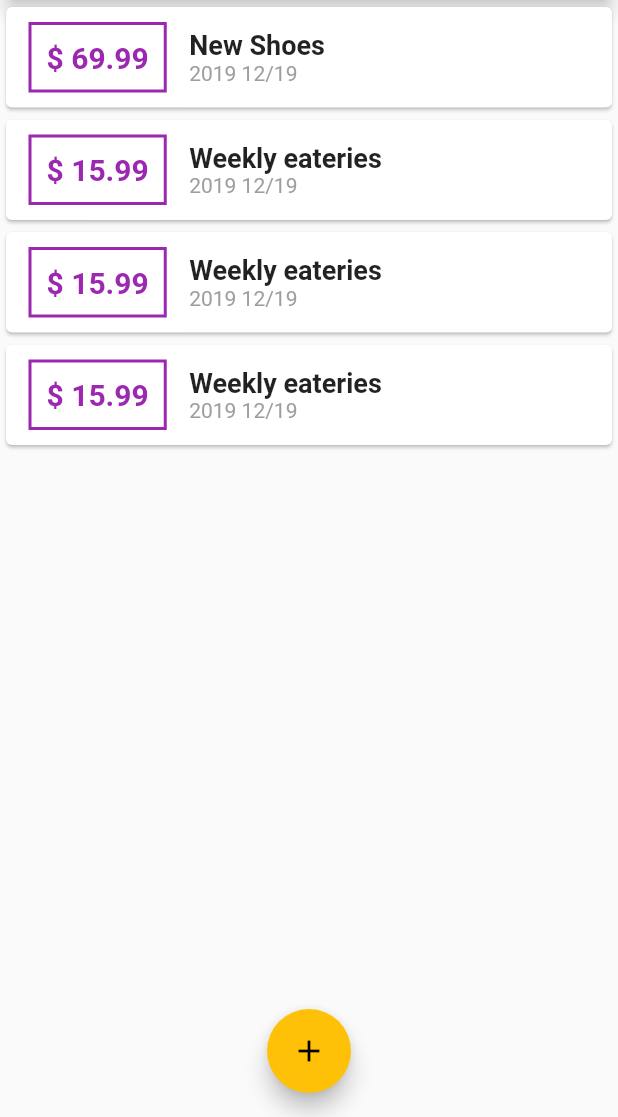
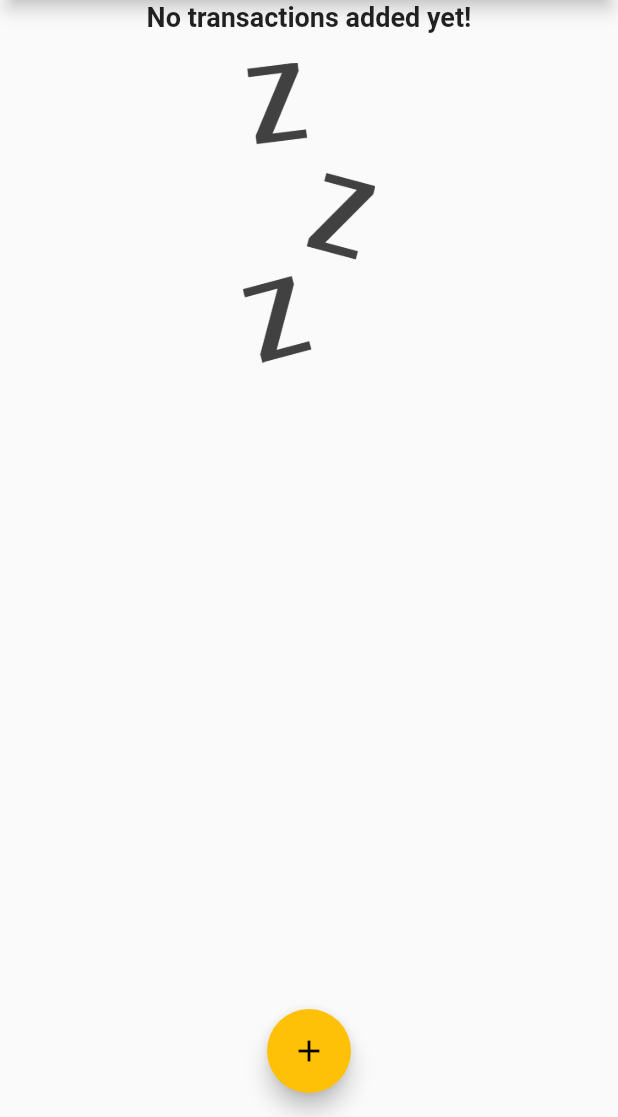
Before and after one commit to magictical/Flutter_section2, a Flutter app: the screen it shows after launch, on a phone screen of 412 x 824 dp, the part 119-1236 px from its top. Run offline on Flutter 3.47's test engine with Material 2 defaults, Android fonts, the phone set to English and light mode, and no system bars; Roboto replaces fonts that are missing (OpenSans).

Commit message:
add conditional check if list is empty or not if not place the image

```diff
--- a/lib/main.dart
+++ b/lib/main.dart
@@ -50,42 +50,42 @@ class MyHomePage extends StatefulWidget {
 
 class _MyHomePageState extends State<MyHomePage> {
   final List<Transaction> _userTransactions = [
-    Transaction(
-      id: 't1',
-      title: 'New Shoes',
-      amount: 69.99,
-      date: DateTime.now(),
-    ),
-    Transaction(
-      id: 't2',
-      title: 'Weekly eateries ',
-      amount: 15.99,
-      date: DateTime.now(),
-    ),
-    Transaction(
-      id: 't2',
-      title: 'Weekly eateries ',
-      amount: 15.99,
-      date: DateTime.now(),
-    ),
-    Transaction(
-      id: 't2',
-      title: 'Weekly eateries ',
-      amount: 15.99,
-      date: DateTime.now(),
-    ),
-    Transaction(
-      id: 't2',
-      title: 'Weekly eateries ',
-      amount: 15.99,
-      date: DateTime.now(),
-    ),
-    Transaction(
-      id: 't2',
-      title: 'Weekly eateries ',
-      amount: 15.99,
-      date: DateTime.now(),
-    ),
+    // Transaction(
+    //   id: 't1',
+    //   title: 'New Shoes',
+    //   amount: 69.99,
+    //   date: DateTime.now(),
+    // ),
+    // Transaction(
+    //   id: 't2',
+    //   title: 'Weekly eateries ',
+    //   amount: 15.99,
+    //   date: DateTime.now(),
+    // ),
+    // Transaction(
+    //   id: 't2',
+    //   title: 'Weekly eateries ',
+    //   amount: 15.99,
+    //   date: DateTime.now(),
+    // ),
+    // Transaction(
+    //   id: 't2',
+    //   title: 'Weekly eateries ',
+    //   amount: 15.99,
+    //   date: DateTime.now(),
+    // ),
+    // Transaction(
+    //   id: 't2',
+    //   title: 'Weekly eateries ',
+    //   amount: 15.99,
+    //   date: DateTime.now(),
+    // ),
+    // Transaction(
+    //   id: 't2',
+    //   title: 'Weekly eateries ',
+    //   amount: 15.99,
+    //   date: DateTime.now(),
+    // ),
   ];
 
   void _addNewTransaction(String txTitle, double txAmount) {
--- a/lib/widget/transaction_list.dart
+++ b/lib/widget/transaction_list.dart
@@ -11,14 +11,32 @@ class TransactionList extends StatelessWidget {
   Widget build(BuildContext context) {
     return Container(
       height: 300,
-      child: ListView.builder(
+      child: transactions.isEmpty
+          ? Column(children: <Widget>[
+              Text(
+                'No transactions added yet!',
+                style: Theme.of(context).textTheme.title,
+              ),
+              SizedBox(
+                height: 20,
+              ),
+              Container(
+                height: 200,
+                child: Image.asset(
+                  'assets/images/waiting.png',
+                  fit: BoxFit.cover,
+                ),
+              ),
+            ])
+          : ListView.builder(
               // children vs builder? longer for builder shoter for children
               itemBuilder: (ctx, index) {
                 return Card(
                   child: Row(
                     children: <Widget>[
                       Container(
-                  margin: EdgeInsets.symmetric(vertical: 10, horizontal: 15),
+                        margin:
+                            EdgeInsets.symmetric(vertical: 10, horizontal: 15),
                         decoration: BoxDecoration(
                           border: Border.all(
                             color: Theme.of(context).primaryColor,
@@ -45,7 +63,8 @@ class TransactionList extends StatelessWidget {
                             style: Theme.of(context).textTheme.title,
                           ),
                           Text(
-                      DateFormat('yyyy MM/dd').format(transactions[index].date),
+                            DateFormat('yyyy MM/dd')
+                                .format(transactions[index].date),
                             style: TextStyle(color: Colors.grey),
                           )
                         ],
```
Lines whose indentation alone changed are shown as unchanged.
